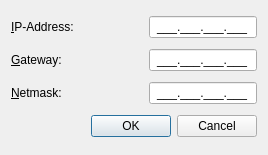
Qt form qnut/ipconf.ui (dosnut/nut) before a commit.
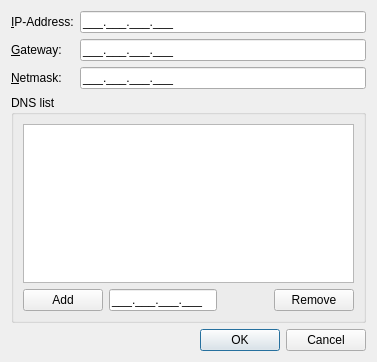
The same form after that commit.

What changed in the file:
```diff
--- a/qnut/ipconf.ui
+++ b/qnut/ipconf.ui
@@ -5,8 +5,8 @@
    <rect>
     <x>0</x>
     <y>0</y>
-    <width>268</width>
-    <height>155</height>
+    <width>377</width>
+    <height>362</height>
    </rect>
   </property>
   <property name="sizePolicy" >
@@ -20,8 +20,8 @@
   </property>
   <layout class="QVBoxLayout" >
    <item>
-    <layout class="QHBoxLayout" >
-     <item>
+    <layout class="QGridLayout" >
+     <item row="0" column="0" >
       <widget class="QLabel" name="ipLabel" >
        <property name="text" >
         <string>&amp;IP-Address:</string>
@@ -31,10 +31,10 @@
        </property>
       </widget>
      </item>
-     <item>
+     <item row="0" column="1" >
       <widget class="QLineEdit" name="ipEdit" >
        <property name="sizePolicy" >
-        <sizepolicy vsizetype="Fixed" hsizetype="Fixed" >
+        <sizepolicy vsizetype="Fixed" hsizetype="MinimumExpanding" >
          <horstretch>0</horstretch>
          <verstretch>0</verstretch>
         </sizepolicy>
@@ -42,19 +42,12 @@
        <property name="inputMask" >
         <string>000.000.000.000;_</string>
        </property>
-       <property name="alignment" >
-        <set>Qt::AlignCenter</set>
-       </property>
        <property name="readOnly" >
         <bool>false</bool>
        </property>
       </widget>
      </item>
-    </layout>
-   </item>
-   <item>
-    <layout class="QHBoxLayout" >
-     <item>
+     <item row="1" column="0" >
       <widget class="QLabel" name="gatewayLabel" >
        <property name="text" >
         <string>&amp;Gateway:</string>
@@ -64,10 +57,10 @@
        </property>
       </widget>
      </item>
-     <item>
+     <item row="1" column="1" >
       <widget class="QLineEdit" name="gatewayEdit" >
        <property name="sizePolicy" >
-        <sizepolicy vsizetype="Fixed" hsizetype="Fixed" >
+        <sizepolicy vsizetype="Fixed" hsizetype="MinimumExpanding" >
          <horstretch>0</horstretch>
          <verstretch>0</verstretch>
         </sizepolicy>
@@ -75,16 +68,9 @@
        <property name="inputMask" >
         <string>000.000.000.000;_</string>
        </property>
-       <property name="alignment" >
-        <set>Qt::AlignCenter</set>
-       </property>
       </widget>
      </item>
-    </layout>
-   </item>
-   <item>
-    <layout class="QHBoxLayout" >
-     <item>
+     <item row="2" column="0" >
       <widget class="QLabel" name="netmaskLabel" >
        <property name="text" >
         <string>&amp;Netmask:</string>
@@ -94,10 +80,10 @@
        </property>
       </widget>
      </item>
-     <item>
+     <item row="2" column="1" >
       <widget class="QLineEdit" name="netmaskEdit" >
        <property name="sizePolicy" >
-        <sizepolicy vsizetype="Fixed" hsizetype="Fixed" >
+        <sizepolicy vsizetype="Fixed" hsizetype="MinimumExpanding" >
          <horstretch>0</horstretch>
          <verstretch>0</verstretch>
         </sizepolicy>
@@ -105,13 +91,66 @@
        <property name="inputMask" >
         <string>000.000.000.000;_</string>
        </property>
-       <property name="alignment" >
-        <set>Qt::AlignCenter</set>
-       </property>
       </widget>
      </item>
     </layout>
    </item>
+   <item>
+    <widget class="QGroupBox" name="groupBox" >
+     <property name="title" >
+      <string>DNS list</string>
+     </property>
+     <layout class="QVBoxLayout" >
+      <item>
+       <widget class="QListView" name="dnsList" />
+      </item>
+      <item>
+       <layout class="QHBoxLayout" >
+        <item>
+         <widget class="QPushButton" name="addButton" >
+          <property name="text" >
+           <string>Add</string>
+          </property>
+         </widget>
+        </item>
+        <item>
+         <widget class="QLineEdit" name="dnsEdit" >
+          <property name="sizePolicy" >
+           <sizepolicy vsizetype="Fixed" hsizetype="Minimum" >
+            <horstretch>0</horstretch>
+            <verstretch>0</verstretch>
+           </sizepolicy>
+          </property>
+          <property name="inputMask" >
+           <string>000.000.000.000;_</string>
+          </property>
+         </widget>
+        </item>
+        <item>
+         <spacer>
+          <property name="orientation" >
+           <enum>Qt::Horizontal</enum>
+          </property>
+          <property name="sizeHint" >
+           <size>
+            <width>40</width>
+            <height>20</height>
+           </size>
+          </property>
+         </spacer>
+        </item>
+        <item>
+         <widget class="QPushButton" name="deleteButton" >
+          <property name="text" >
+           <string>Remove</string>
+          </property>
+         </widget>
+        </item>
+       </layout>
+      </item>
+     </layout>
+    </widget>
+   </item>
    <item>
     <widget class="QDialogButtonBox" name="buttonBox" >
      <property name="orientation" >
```
